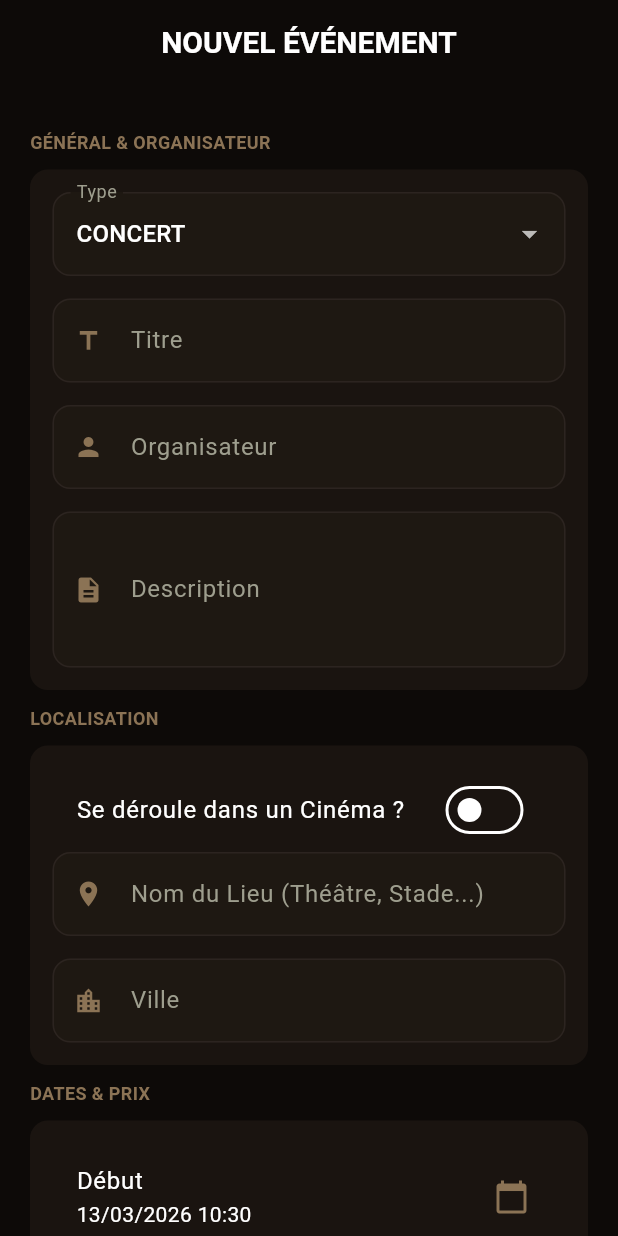
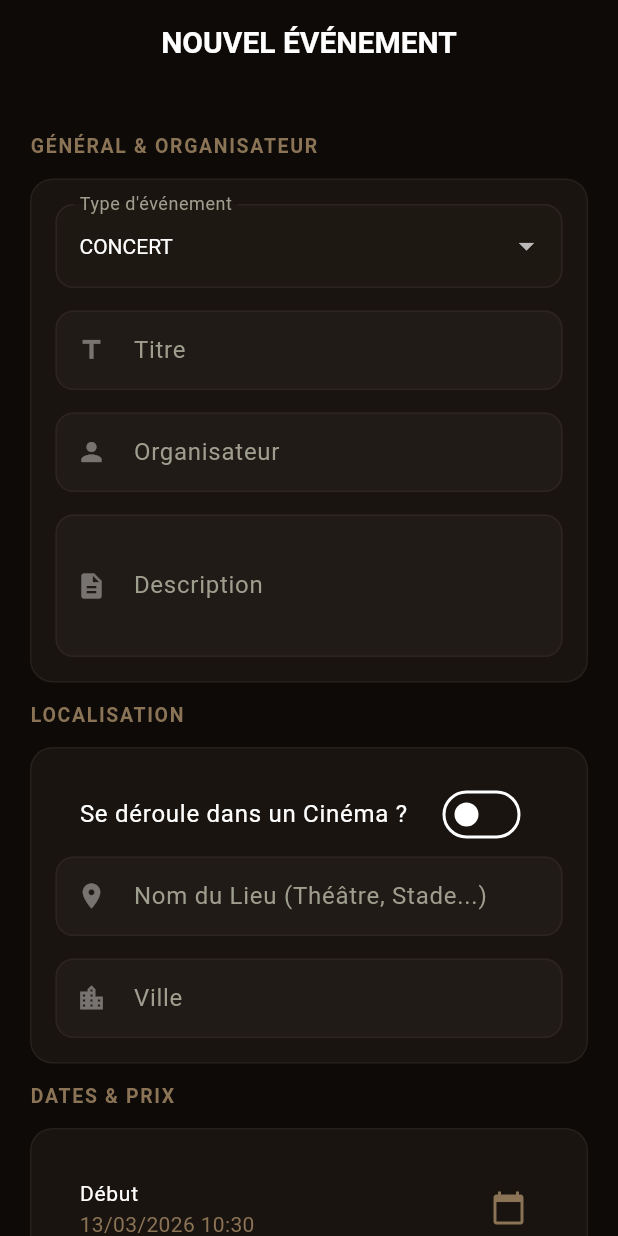
Before and after one commit to wissal2002-gif/ProjetDevMobileCineReservationEvenement, a Flutter app: the AddEventFormPage screen opened by its route, on a phone screen of 412 x 824 dp. Run offline on Flutter 3.47's test engine with Material 3 defaults, Android fonts, the phone set to English and light mode, and no system bars; our stand-ins replace cached_network_image, fl_chart, flutter_riverpod, go_router; missing offline and left inert: mailer, serverpod, serverpod_auth_core_client, serverpod_auth_core_server, serverpod_auth_idp_client, serverpod_auth_idp_flutter and 3 more; statements that could not run were skipped.

Commit message:
feat: ajout fonctionnalités

```diff
--- a/cine_reservation/cine_reservation_flutter/lib/features/admin/presentation/pages/add_event_form_page.dart
+++ b/cine_reservation/cine_reservation_flutter/lib/features/admin/presentation/pages/add_event_form_page.dart
@@ -17,7 +17,6 @@ class AddEventFormPage extends ConsumerStatefulWidget {
 class _AddEventFormPageState extends ConsumerState<AddEventFormPage> {
   final _formKey = GlobalKey<FormState>();
 
-  // Contrôleurs pour tous les champs de la BD
   late TextEditingController _titreCtrl, _descCtrl, _lieuCtrl, _villeCtrl,
       _prixCtrl, _placesTotalCtrl, _afficheCtrl, _baCtrl, _orgaCtrl,
       _delaiAnnulCtrl, _fraisAnnulCtrl;
@@ -26,6 +25,7 @@ class _AddEventFormPageState extends ConsumerState<AddEventFormPage> {
   String _statut = 'actif';
   int? _selectedCinemaId;
   int? _selectedSalleId;
+  String? _selectedSalleName; // Pour stocker le nom de la salle
   bool _isAtCinema = false;
   bool _annulationGratuite = true;
 
@@ -55,6 +55,7 @@ class _AddEventFormPageState extends ConsumerState<AddEventFormPage> {
       _dateDebut = widget.event!.dateDebut;
       _dateFin = widget.event!.dateFin;
       _annulationGratuite = widget.event!.annulationGratuite ?? true;
+      _selectedSalleName = widget.event!.lieu;
     }
   }
 
@@ -102,7 +103,7 @@ class _AddEventFormPageState extends ConsumerState<AddEventFormPage> {
               _buildCard([
                 _buildDropdownType(),
                 const SizedBox(height: 15),
-                _buildTextField(_titreCtrl, "Titre", Icons.title),
+                _buildTextField(_titreCtrl, "Titre", Icons.title, required: true),
                 const SizedBox(height: 15),
                 _buildTextField(_orgaCtrl, "Organisateur", Icons.person),
                 const SizedBox(height: 15),
@@ -120,6 +121,7 @@ class _AddEventFormPageState extends ConsumerState<AddEventFormPage> {
                     if (!val) {
                       _selectedCinemaId = null;
                       _selectedSalleId = null;
+                      _selectedSalleName = null;
                     }
                   }),
                 ),
@@ -134,6 +136,7 @@ class _AddEventFormPageState extends ConsumerState<AddEventFormPage> {
                       onChanged: (val) => setState(() {
                         _selectedCinemaId = val;
                         _selectedSalleId = null;
+                        _selectedSalleName = null;
                       }),
                     ),
                     loading: () => const LinearProgressIndicator(),
@@ -159,6 +162,7 @@ class _AddEventFormPageState extends ConsumerState<AddEventFormPage> {
                             setState(() {
                               _selectedSalleId = val;
                               final salle = snapshot.data!.firstWhere((s) => s.id == val);
+                              _selectedSalleName = "Salle ${salle.codeSalle}"; // On capture le nom
                               _placesTotalCtrl.text = salle.capacite.toString();
                             });
                           },
@@ -167,25 +171,25 @@ class _AddEventFormPageState extends ConsumerState<AddEventFormPage> {
                     ),
                   ],
                 ] else ...[
-                  _buildTextField(_lieuCtrl, "Nom du Lieu (Théâtre, Stade...)", Icons.place),
+                  _buildTextField(_lieuCtrl, "Nom du Lieu (Théâtre, Stade...)", Icons.place, required: !_isAtCinema),
                   const SizedBox(height: 15),
-                  _buildTextField(_villeCtrl, "Ville", Icons.location_city),
+                  _buildTextField(_villeCtrl, "Ville", Icons.location_city, required: true),
                 ],
               ]),
 
               _buildSectionTitle("Dates & Prix"),
               _buildCard([
                 ListTile(
-                  title: const Text("Début"),
-                  subtitle: Text(DateFormat('dd/MM/yyyy HH:mm').format(_dateDebut)),
+                  title: const Text("Début", style: TextStyle(color: Colors.white, fontSize: 14)),
+                  subtitle: Text(DateFormat('dd/MM/yyyy HH:mm').format(_dateDebut), style: const TextStyle(color: AppColors.accent)),
                   trailing: const Icon(Icons.calendar_today, color: AppColors.accent),
                   onTap: () => _pickDateTime(true),
                 ),
                 Row(
                   children: [
-                    Expanded(child: _buildTextField(_prixCtrl, "Prix (DH)", Icons.money, isNumber: true)),
+                    Expanded(child: _buildTextField(_prixCtrl, "Prix (DH)", Icons.money, isNumber: true, required: true)),
                     const SizedBox(width: 10),
-                    Expanded(child: _buildTextField(_placesTotalCtrl, "Places", Icons.event_seat, isNumber: true)),
+                    Expanded(child: _buildTextField(_placesTotalCtrl, "Places", Icons.event_seat, isNumber: true, required: true)),
                   ],
                 ),
               ]),
@@ -193,8 +197,9 @@ class _AddEventFormPageState extends ConsumerState<AddEventFormPage> {
               _buildSectionTitle("Annulation & Frais"),
               _buildCard([
                 SwitchListTile(
-                  title: const Text("Annulation Gratuite"),
+                  title: const Text("Annulation Gratuite", style: TextStyle(color: Colors.white)),
                   value: _annulationGratuite,
+                  activeColor: AppColors.accent,
                   onChanged: (val) => setState(() => _annulationGratuite = val),
                 ),
                 if (!_annulationGratuite) ...[
@@ -213,9 +218,13 @@ class _AddEventFormPageState extends ConsumerState<AddEventFormPage> {
 
               const SizedBox(height: 30),
               ElevatedButton(
-                style: ElevatedButton.styleFrom(backgroundColor: AppColors.accent, minimumSize: const Size(double.infinity, 50)),
+                style: ElevatedButton.styleFrom(
+                  backgroundColor: AppColors.accent,
+                  minimumSize: const Size(double.infinity, 55),
+                  shape: RoundedRectangleBorder(borderRadius: BorderRadius.circular(12))
+                ),
                 onPressed: _submit,
-                child: const Text("ENREGISTRER", style: TextStyle(color: Colors.black, fontWeight: FontWeight.bold)),
+                child: const Text("ENREGISTRER L'ÉVÉNEMENT", style: TextStyle(color: Colors.black, fontWeight: FontWeight.bold, fontSize: 16)),
               ),
               const SizedBox(height: 40),
             ],
@@ -225,25 +234,34 @@ class _AddEventFormPageState extends ConsumerState<AddEventFormPage> {
     );
   }
 
-  // --- Widgets Utilitaires ---
   Widget _buildSectionTitle(String title) => Padding(
-    padding: const EdgeInsets.symmetric(vertical: 10),
-    child: Text(title.toUpperCase(), style: const TextStyle(color: AppColors.accent, fontSize: 12, fontWeight: FontWeight.bold)),
+    padding: const EdgeInsets.symmetric(vertical: 12),
+    child: Text(title.toUpperCase(), style: const TextStyle(color: AppColors.accent, fontSize: 13, fontWeight: FontWeight.bold, letterSpacing: 1.1)),
   );
 
   Widget _buildCard(List<Widget> children) => Container(
-    padding: const EdgeInsets.all(15),
-    decoration: BoxDecoration(color: AppColors.cardBg, borderRadius: BorderRadius.circular(12)),
+    padding: const EdgeInsets.all(16),
+    decoration: BoxDecoration(color: AppColors.cardBg, borderRadius: BorderRadius.circular(15), border: Border.all(color: Colors.white.withOpacity(0.05))),
     child: Column(children: children),
   );
 
-  Widget _buildTextField(TextEditingController ctrl, String label, IconData icon, {int maxLines = 1, bool isNumber = false}) {
+  Widget _buildTextField(TextEditingController ctrl, String label, IconData icon, {int maxLines = 1, bool isNumber = false, bool required = false}) {
     return TextFormField(
       controller: ctrl,
       maxLines: maxLines,
-      keyboardType: isNumber ? TextInputType.number : TextInputType.text,
-      decoration: InputDecoration(labelText: label, prefixIcon: Icon(icon, size: 20)),
-      style: const TextStyle(color: Colors.white),
+      keyboardType: isNumber ? const TextInputType.numberWithOptions(decimal: true) : TextInputType.text,
+      validator: (val) {
+        if (required && (val == null || val.trim().isEmpty)) return "Ce champ est obligatoire";
+        return null;
+      },
+      decoration: InputDecoration(
+        labelText: label,
+        prefixIcon: Icon(icon, size: 20, color: Colors.white38),
+        filled: true,
+        fillColor: Colors.white.withOpacity(0.03),
+        border: OutlineInputBorder(borderRadius: BorderRadius.circular(10), borderSide: BorderSide.none)
+      ),
+      style: const TextStyle(color: Colors.white, fontSize: 14),
     );
   }
 
@@ -251,34 +269,40 @@ class _AddEventFormPageState extends ConsumerState<AddEventFormPage> {
     return DropdownButtonFormField<String>(
       value: _type,
       dropdownColor: AppColors.cardBg,
+      style: const TextStyle(color: Colors.white),
       items: ['concert', 'theatre', 'festival', 'autre'].map((t) => DropdownMenuItem(value: t, child: Text(t.toUpperCase()))).toList(),
       onChanged: (v) => setState(() => _type = v!),
-      decoration: const InputDecoration(labelText: "Type"),
+      decoration: const InputDecoration(labelText: "Type d'événement"),
     );
   }
 
   void _submit() async {
     if (_formKey.currentState!.validate()) {
+      final double prix = double.tryParse(_prixCtrl.text) ?? 0.0;
+      final int places = int.tryParse(_placesTotalCtrl.text) ?? 0;
+      final int delai = int.tryParse(_delaiAnnulCtrl.text) ?? 48;
+      final double frais = double.tryParse(_fraisAnnulCtrl.text) ?? 0.0;
+
       final ev = Evenement(
         id: widget.event?.id,
-        titre: _titreCtrl.text,
-        description: _descCtrl.text,
+        titre: _titreCtrl.text.trim(),
+        description: _descCtrl.text.trim(),
         type: _type,
         cinemaId: _isAtCinema ? _selectedCinemaId : null,
-        lieu: _isAtCinema ? null : _lieuCtrl.text,
-        ville: _villeCtrl.text,
+        lieu: _isAtCinema ? _selectedSalleName : _lieuCtrl.text.trim(), // On stocke le nom de la salle dans 'lieu'
+        ville: _villeCtrl.text.trim(),
         dateDebut: _dateDebut,
         dateFin: _dateFin,
-        prix: double.parse(_prixCtrl.text),
-        placesTotales: int.parse(_placesTotalCtrl.text),
-        placesDisponibles: widget.event == null ? int.parse(_placesTotalCtrl.text) : widget.event!.placesDisponibles,
-        affiche: _afficheCtrl.text,
-        bandeAnnonce: _baCtrl.text,
-        organisateur: _orgaCtrl.text,
+        prix: prix,
+        placesTotales: places,
+        placesDisponibles: widget.event == null ? places : widget.event!.placesDisponibles,
+        affiche: _afficheCtrl.text.trim(),
+        bandeAnnonce: _baCtrl.text.trim(),
+        organisateur: _orgaCtrl.text.trim(),
         statut: _statut,
         annulationGratuite: _annulationGratuite,
-        delaiAnnulation: int.parse(_delaiAnnulCtrl.text),
-        fraisAnnulation: double.parse(_fraisAnnulCtrl.text),
+        delaiAnnulation: delai,
+        fraisAnnulation: frais,
       );
 
       try {
@@ -290,9 +314,10 @@ class _AddEventFormPageState extends ConsumerState<AddEventFormPage> {
         if (mounted) {
           ref.invalidate(allEvenementsProvider);
           Navigator.pop(context);
+          ScaffoldMessenger.of(context).showSnackBar(const SnackBar(content: Text("Événement enregistré !"), backgroundColor: Colors.green));
         }
       } catch (e) {
-        ScaffoldMessenger.of(context).showSnackBar(SnackBar(content: Text("Erreur: $e")));
+        ScaffoldMessenger.of(context).showSnackBar(SnackBar(content: Text("Erreur : $e"), backgroundColor: Colors.red));
       }
     }
   }
```
Also changed, not shown: cine_reservation/cine_reservation_flutter/lib/features/evenements/presentation/pages/evenement_detail_page.dart (+26 -40 lines), cine_reservation/cine_reservation_flutter/lib/features/home/presentation/pages/home_page.dart (+13 -33 lines).
